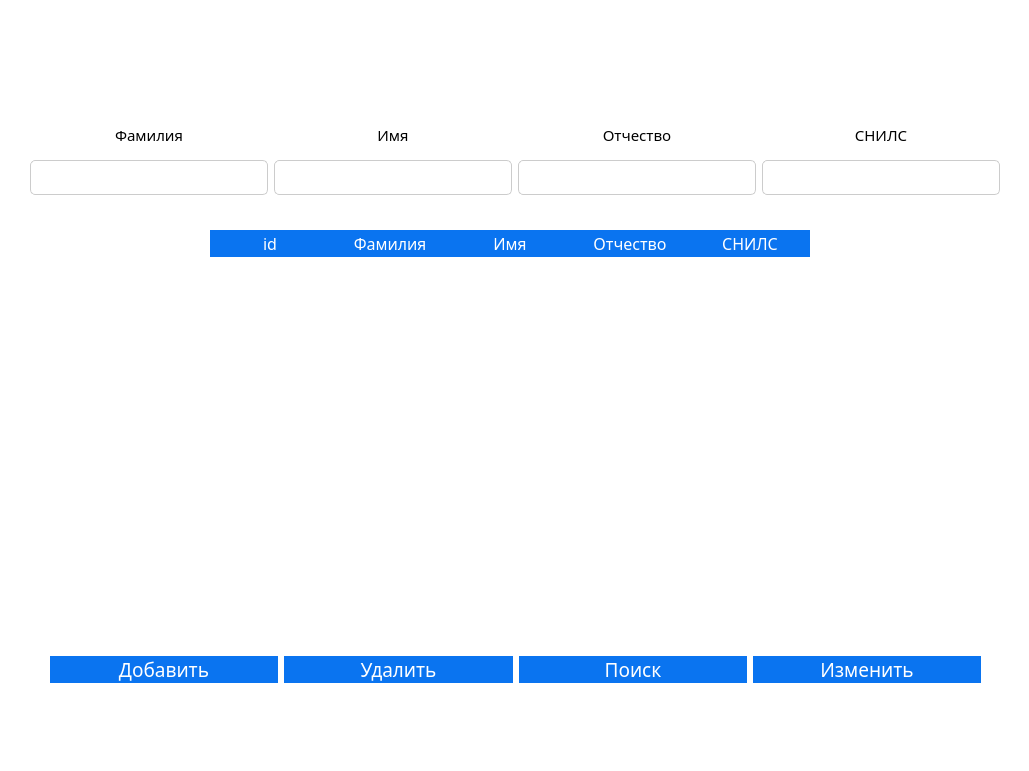
This is main_window.ui in clockerkool/MVD_App as Qt 5 draws it before an edit. The edited form follows.
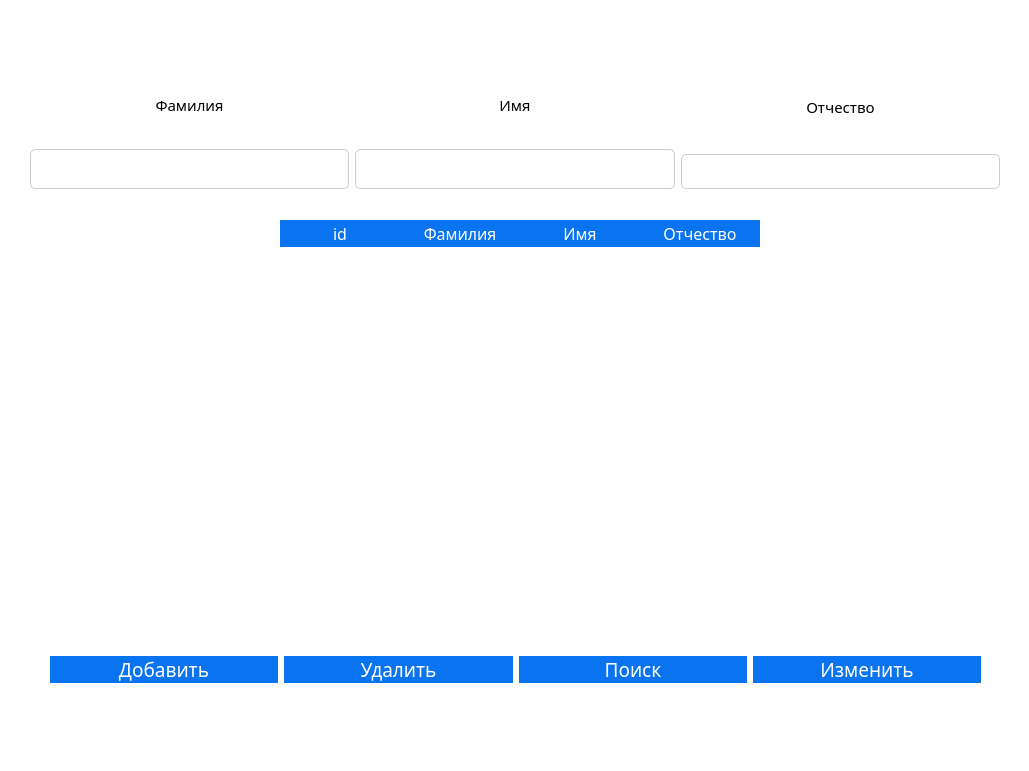
This is the edited form.

Commit message: Add service class + refactoring

Patch:
```diff
--- a/main_window.ui
+++ b/main_window.ui
@@ -20,9 +20,9 @@
    <widget class="QTableWidget" name="tableWidget">
     <property name="geometry">
      <rect>
-      <x>210</x>
-      <y>230</y>
-      <width>781</width>
+      <x>280</x>
+      <y>220</y>
+      <width>691</width>
       <height>371</height>
      </rect>
     </property>
@@ -127,25 +127,14 @@
       </font>
      </property>
     </column>
-    <column>
-     <property name="text">
-      <string>СНИЛС</string>
-     </property>
-     <property name="font">
-      <font>
-       <family>Comfortaa</family>
-       <pointsize>12</pointsize>
-      </font>
-     </property>
-    </column>
    </widget>
    <widget class="QWidget" name="layoutWidget">
     <property name="geometry">
      <rect>
       <x>30</x>
-      <y>120</y>
+      <y>70</y>
       <width>970</width>
-      <height>100</height>
+      <height>144</height>
      </rect>
     </property>
     <layout class="QHBoxLayout" name="horizontalLayout">
@@ -418,78 +407,6 @@
        <property name="bottomMargin">
         <number>5</number>
        </property>
-       <item>
-        <widget class="QLabel" name="label_4">
-         <property name="font">
-          <font>
-           <family>Comfortaa</family>
-           <pointsize>11</pointsize>
-          </font>
-         </property>
-         <property name="text">
-          <string>СНИЛС</string>
-         </property>
-         <property name="alignment">
-          <set>Qt::AlignCenter</set>
-         </property>
-        </widget>
-       </item>
-       <item>
-        <widget class="QLineEdit" name="lineEdit_4">
-         <property name="minimumSize">
-          <size>
-           <width>170</width>
-           <height>34</height>
-          </size>
-         </property>
-         <property name="font">
-          <font>
-           <family>Comfortaa</family>
-           <pointsize>14</pointsize>
-          </font>
-         </property>
-         <property name="styleSheet">
-          <string notr="true">QLineEdit {
-    border: 1px solid #ccc;
-    border-radius: 8px;
-    padding: 2px;
-    background-color: white;
-}
-
-QLineEdit:hover {
-    border: 1px solid #0A74F0; /* Измените цвет рамки при наведении, если нужно */
-}
-
-QLineEdit:focus {
-    border: 1px solid #0A74F0; /* Измените цвет рамки при фокусе, если нужно */
-}
-
-QLineEdit {
-    background-color: white;
-}
-
-QLineEdit::hover {
-    border: 1px solid #0A74F0; /* Измените цвет рамки при наведении, если нужно */
-}
-
-QLineEdit::focus {
-    border: 1px solid #0A74F0; /* Измените цвет рамки при фокусе, если нужно */
-}
-
-QLineEdit {
-    border: 1px solid #ccc;
-    border-radius: 5px;
-    padding: 2px;
-    background-color: white;
-    box-shadow: 2px 2px 5px #0A74F0;
-}
-</string>
-         </property>
-         <property name="alignment">
-          <set>Qt::AlignCenter</set>
-         </property>
-        </widget>
-       </item>
       </layout>
      </item>
      <item>
```
The commit also changes 25 other files.
